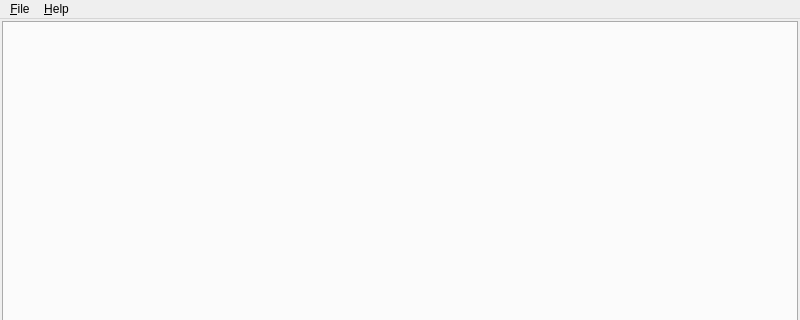
The window that src/ui/MainWindow.ui (bcolyn/PhotonFinder) describes before a commit, drawn with Qt 5; both pictures show x 0 to 800 and y 0 to 320 of the 800 by 600 pixel window.
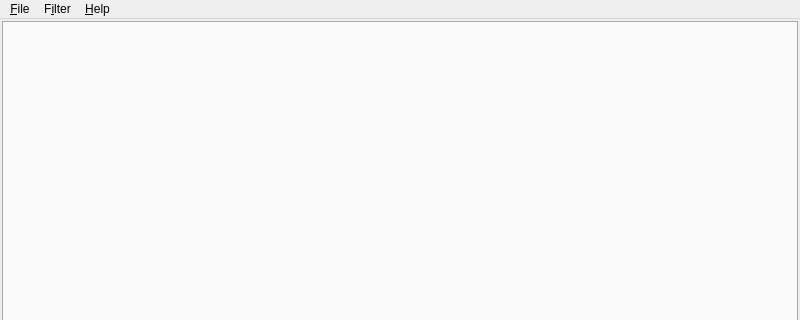
The same window after the commit.

```diff
--- a/src/ui/MainWindow.ui
+++ b/src/ui/MainWindow.ui
@@ -72,7 +72,13 @@
     </property>
     <addaction name="action_About"/>
    </widget>
+   <widget class="QMenu" name="menuFilter">
+    <property name="title">
+     <string>F&amp;ilter</string>
+    </property>
+   </widget>
    <addaction name="menu_File"/>
+   <addaction name="menuFilter"/>
    <addaction name="menu_Help"/>
   </widget>
   <widget class="QStatusBar" name="statusbar"/>
```
